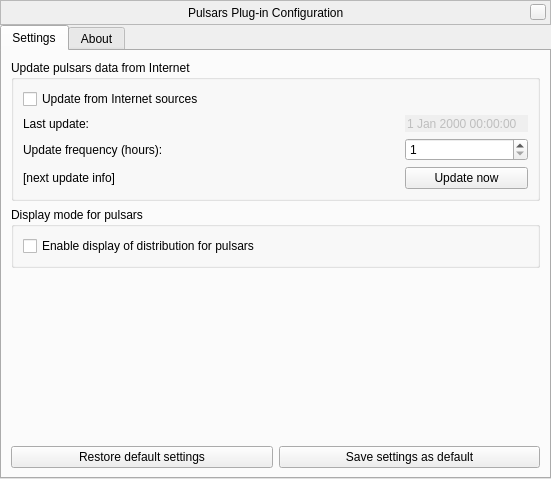
First picture: the form in plugins/Pulsars/src/gui/pulsarsDialog.ui, repository 519984307/stellarium_src, before the edit.
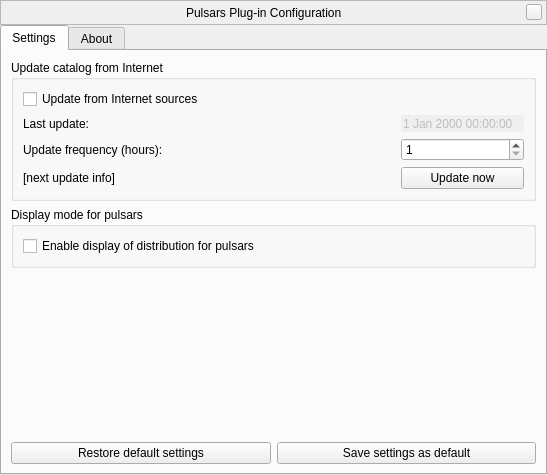
Second picture: the form after the edit. Custom widgets are drawn as their Qt base class.

```diff
--- a/plugins/Pulsars/src/gui/pulsarsDialog.ui
+++ b/plugins/Pulsars/src/gui/pulsarsDialog.ui
@@ -6,8 +6,8 @@
    <rect>
     <x>0</x>
     <y>0</y>
-    <width>551</width>
-    <height>479</height>
+    <width>547</width>
+    <height>475</height>
    </rect>
   </property>
   <property name="windowTitle">
@@ -139,7 +139,7 @@
        <item>
         <widget class="QGroupBox" name="updatesGroup">
          <property name="title">
-          <string>Update pulsars data from Internet</string>
+          <string>Update catalog from Internet</string>
          </property>
          <property name="flat">
           <bool>true</bool>
```
Left out of the diff: 2 changed lines with no effect on the pictures.
